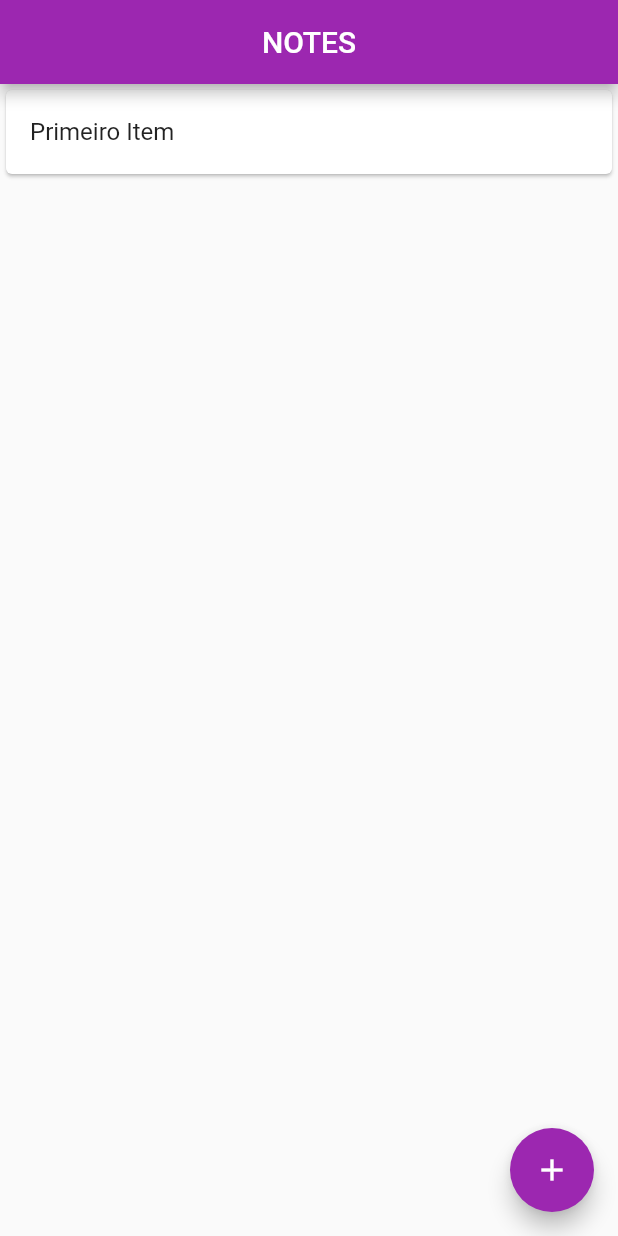
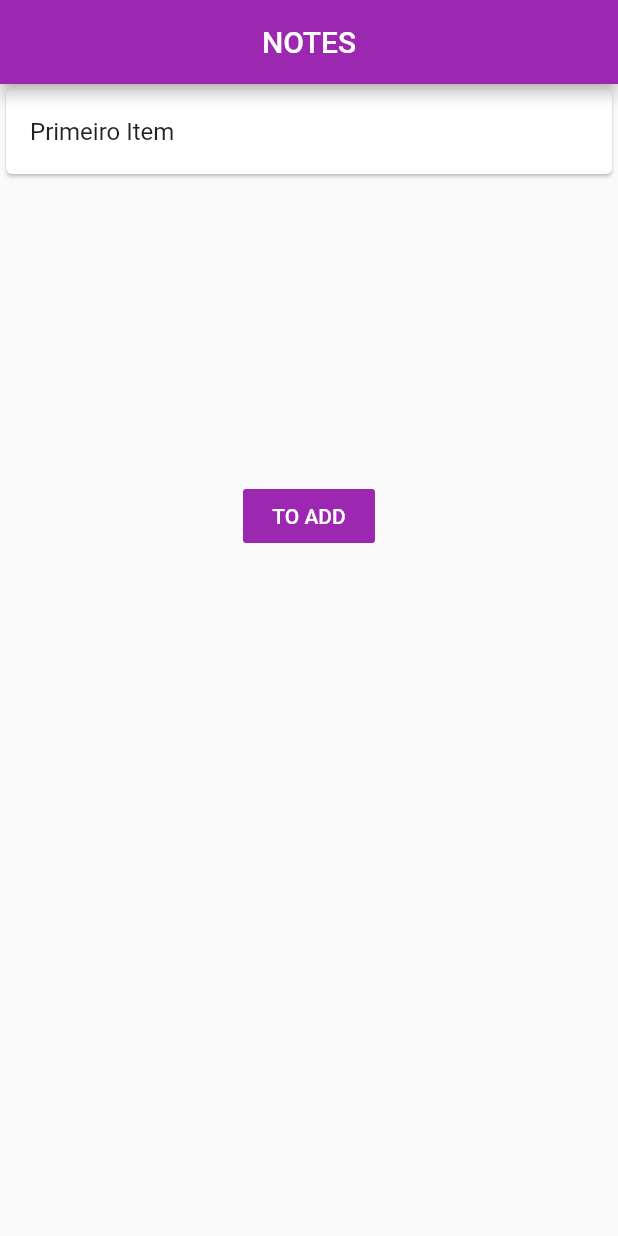
Before and after one commit to zeharoldoparente/notes, a Flutter app: the screen it shows after launch, on a phone screen of 412 x 824 dp. Run offline on Flutter 3.47's test engine with Material 2 defaults, Android fonts, the phone set to English and light mode, and no system bars.

Commit message:
Add button

```diff
--- a/lib/home_page.dart
+++ b/lib/home_page.dart
@@ -8,6 +8,8 @@ class HomePage extends StatefulWidget {
 
 class _HomePageState extends State<HomePage> {
   var notes = <String>["Primeiro Item"];
+  /* final ButtonStyle style = ElevatedButton.styleFrom(
+      textStyle: TextStyle(fontSize: 20, color: Colors.purple)); */
 
   @override
   Widget build(BuildContext context) {
@@ -39,18 +41,24 @@ class _HomePageState extends State<HomePage> {
                   },
                 ),
               ),
+            Padding(
+              padding: EdgeInsets.fromLTRB(0, 200, 0, 0),
+              child: FlatButton(
+                color: Colors.purple,
+                textColor: Colors.white,
+                child: Text('TO ADD'),
+                onPressed: () async {
+                  var description =
+                      await Navigator.pushNamed(context, "/create-note");
+                  if (description != null) {
+                    notes.add(description as String);
+                    setState(() {});
+                  }
+                },
+              ),
+            )
           ],
         ),
-      ),
-      floatingActionButton: FloatingActionButton(
-        onPressed: () async {
-          var description = await Navigator.pushNamed(context, "/create-note");
-          if (description != null) {
-            notes.add(description as String);
-            setState(() {});
-          }
-        },
-        child: Icon(Icons.add),
       ),
     );
   }
```
